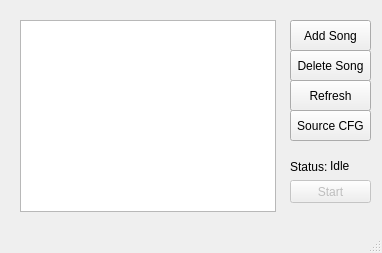
The window that src/mainwindow.ui (Catishere/karaoke-master) describes before a commit, drawn with Qt 5.
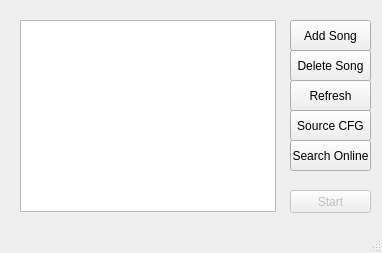
The same window after the commit.

Commit message: Added online lyrics importer

Diff of the .ui file:
```diff
--- a/src/mainwindow.ui
+++ b/src/mainwindow.ui
@@ -19,7 +19,7 @@
   <property name="maximumSize">
    <size>
     <width>382</width>
-    <height>253</height>
+    <height>500</height>
    </size>
   </property>
   <property name="windowTitle">
@@ -82,7 +82,7 @@
     <property name="geometry">
      <rect>
       <x>290</x>
-      <y>180</y>
+      <y>190</y>
       <width>81</width>
       <height>23</height>
      </rect>
@@ -91,38 +91,12 @@
      <string>Start</string>
     </property>
    </widget>
-   <widget class="QLabel" name="statusLabel">
-    <property name="geometry">
-     <rect>
-      <x>290</x>
-      <y>160</y>
-      <width>47</width>
-      <height>13</height>
-     </rect>
-    </property>
-    <property name="text">
-     <string>Status:</string>
-    </property>
-   </widget>
-   <widget class="QLabel" name="status">
-    <property name="geometry">
-     <rect>
-      <x>330</x>
-      <y>156</y>
-      <width>51</width>
-      <height>20</height>
-     </rect>
-    </property>
-    <property name="text">
-     <string>Idle</string>
-    </property>
-   </widget>
    <widget class="QLabel" name="err">
     <property name="geometry">
      <rect>
       <x>20</x>
       <y>210</y>
-      <width>321</width>
+      <width>251</width>
       <height>20</height>
      </rect>
     </property>
@@ -180,6 +154,19 @@
      <string>Delete Song</string>
     </property>
    </widget>
+   <widget class="QPushButton" name="searchOnlineButton">
+    <property name="geometry">
+     <rect>
+      <x>290</x>
+      <y>140</y>
+      <width>81</width>
+      <height>31</height>
+     </rect>
+    </property>
+    <property name="text">
+     <string>Search Online</string>
+    </property>
+   </widget>
   </widget>
   <widget class="QMenuBar" name="menuBar">
    <property name="geometry">
```
The commit also changes 5 other files.
